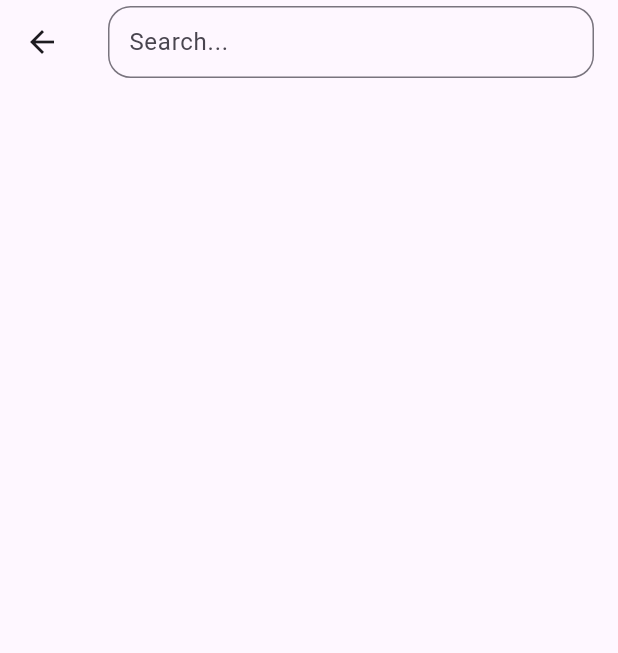
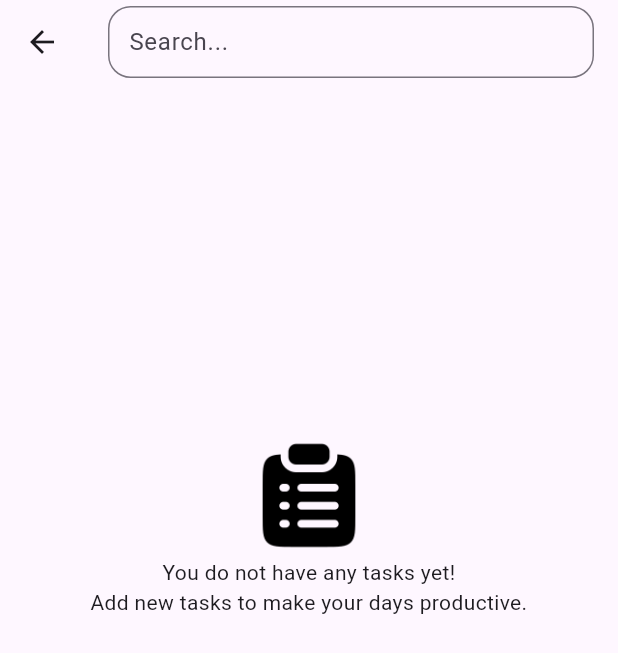
Before and after one commit to dilshadaziz/TaskMate, a Flutter app: the AllTasksList screen opened directly, after a tap on the "search" icon, on a phone screen of 412 x 824 dp. Shown: the top 653 px of the screen. Run offline on Flutter 3.47's test engine with Material 3 defaults, Android fonts, the phone set to English and light mode, and no system bars; our stand-ins replace curved_navigation_bar, date_picker_timeline, dotted_border, flutter_animate, flutter_staggered_animations, get and 4 more; accounts and stored records are empty.

Commit message:
search_screen_error_fixed

```diff
--- a/lib/screens/alltasksList.dart/all_tasks_list.dart
+++ b/lib/screens/alltasksList/all_tasks_list.dart
@@ -3,6 +3,7 @@ import 'package:flutter/material.dart';
 import 'package:flutter_staggered_animations/flutter_staggered_animations.dart';
 import 'package:get/get.dart';
 import 'package:intl/intl.dart';
+import 'package:marquee/marquee.dart';
 import 'package:taskmate/constants/colors.dart';
 import 'package:taskmate/db/db_helper.dart';
 import 'package:taskmate/model/allTasks.dart';
@@ -389,9 +390,9 @@ class _AllTasksListState extends State<AllTasksList> {
             mainAxisAlignment: MainAxisAlignment.end,
             crossAxisAlignment: CrossAxisAlignment.start,
             children: [
-              const Text(
+               Text(
                 'All Category Tasks',
-                style: TextStyle(fontWeight: FontWeight.w500, fontSize: 20),
+                style: TextStyle(fontWeight: FontWeight.w500, fontSize: MediaQuery.sizeOf(context).width*0.05),
               ),
               const SizedBox(
                 height: 5,
@@ -441,8 +442,8 @@ class _AllTasksListState extends State<AllTasksList> {
           });
         },
         tabs: [
-          Tab(text: 'Not Completed Tasks'),
-          Tab(text: 'Completed Tasks'),
+          Tab(child: Marquee(text: 'Not Completed Tasks         ')),
+          Tab(child: Marquee(text: 'Completed Tasks       ')),
         ],
       ),
     );
--- a/lib/screens/details/widgets/search_tasks.dart
+++ b/lib/screens/details/widgets/search_tasks.dart
@@ -45,12 +45,13 @@ class _SearchState extends State<SearchTasks> {
   List<SportsTasksDB> findSportsTasks = [];
   List<HomeTasksDB> findHomeTasks = [];
   List<AllTasksDB> findAllTasks = [];
+  dynamic emptyResult;
+  List<Object> result = [];
   @override
   void initState() {
     super.initState();
 
     // Initialize the findCategory list with all categories.
-
     findPersonalTasks = dbTasksList.value;
     findWorkTasks = dbWorksList.value;
     findHealthTasks = dbHealthList.value;
@@ -64,11 +65,12 @@ class _SearchState extends State<SearchTasks> {
     findSportsTasks = dbSportsList.value;
     findHomeTasks = dbHomeList.value;
     findAllTasks = dbAllTasksList.value;
+    _runFilter('');
+
   }
 
 // Method to filter tasks based on the entered keyword
   void _runFilter(String enteredKeyword) {
-    List<Object> result = [];
 
     // Reset to the original list if the search is empty.
     if (enteredKeyword.isEmpty) {
@@ -200,7 +202,7 @@ class _SearchState extends State<SearchTasks> {
             )
             .toList();
       }
-       else{
+       else if (widget.categoryname == 'AllTasks'){
         result = dbAllTasksList.value
             .where(
               (element) => element.taskTitle!.toLowerCase().contains(
@@ -248,8 +250,11 @@ class _SearchState extends State<SearchTasks> {
       // App Bar with a search input field.
       appBar: AppBar(
         title: TextField(
-          onChanged: (value) =>
-              _runFilter(value), // Handle text input changes for filtering.
+          onChanged: (value) {
+           emptyResult = emptyMessage();
+            return
+              _runFilter(value);
+              }, // Handle text input changes for filtering.
           decoration: InputDecoration(
             contentPadding: const EdgeInsets.symmetric(horizontal: 10),
             border: OutlineInputBorder(
@@ -261,7 +266,7 @@ class _SearchState extends State<SearchTasks> {
       ),
       body: SafeArea(
         // The main content area of the app.
-        child: ValueListenableBuilder<List<PTasksDB>>(
+        child: result.isEmpty ? emptyMessage():   ValueListenableBuilder<List<PTasksDB>>(
           valueListenable: dbTasksList,
           builder: (context, personalTasks, child) =>
 
@@ -3334,6 +3339,33 @@ _goToSpecifiedCategory(ctx,AllTasksDB findAllTaskItem){
     default:
   }
 }
+dynamic emptyMessage() {
+  print(widget.categoryname);
+    return SizedBox(
+                                                                    height: MediaQuery.of(context)
+                                                                            .size
+                                                                            .height /
+                                                                        1.4,
+                                                                    child: Center(
+                                                                        child: Column(
+                                                                      mainAxisAlignment:
+                                                                          MainAxisAlignment
+                                                                              .center,
+                                                                      children: [
+                                                                        SizedBox(
+                                                                            height: MediaQuery.sizeOf(context).height /
+                                                                                10,
+                                                                            child:
+                                                                                Image.asset('assets/images/clipboard.png')),
+                                                                        const Text(
+                                                                          'You do not have any tasks yet!\nAdd new tasks to make your days productive.',
+                                                                          textAlign:
+                                                                              TextAlign.center,
+                                                                        ),
+                                                                      ],
+                                                                    )),
+                                                                  );
+  }
 }
 
 // Handle the deletion of a category.
--- a/lib/screens/home/home_screen.dart
+++ b/lib/screens/home/home_screen.dart
@@ -17,7 +17,7 @@ import 'package:taskmate/model/sports_task.dart';
 import 'package:taskmate/model/technology_task.dart';
 import 'package:taskmate/model/travel_task.dart';
 import 'package:taskmate/model/work_task.dart';
-import 'package:taskmate/screens/alltasksList.dart/all_tasks_list.dart';
+import 'package:taskmate/screens/alltasksList/all_tasks_list.dart';
 import 'package:taskmate/screens/details/details.dart';
 import 'package:taskmate/screens/home/profile/profile.dart';
 import 'package:taskmate/screens/home/widgets/categoryListpage.dart';
--- a/lib/screens/onboarding/on_boarding1.dart
+++ b/lib/screens/onboarding/on_boarding1.dart
@@ -71,6 +71,7 @@ class _OnBoardingState extends State<OnBoarding> {
       body: SafeArea(
         child: Padding(
           padding: const EdgeInsets.fromLTRB(12, 0, 12, 15),
+          child: SingleChildScrollView(
             child: Column(
               children: [
                 Expanded(
@@ -194,6 +195,7 @@ class _OnBoardingState extends State<OnBoarding> {
                   ],
                 )
               ],
+            ),
           ),
         ),
       ),
--- a/train.dart
+++ b/train.dart
@@ -1,4 +1,5 @@
 import 'dart:io';
+import 'dart:js_util';
 
 void main (){
  var nums = [2,1,3,3], k = 2;
@@ -8,4 +9,7 @@ void main (){
   List<int> sortedValues = sortedIndices.map((index) => nums[index]).toList();
   List<int> lastKValues = sortedValues.sublist(sortedValues.length - k);
   print( lastKValues);
+  int numss =1;
+  var n = double.parse('$numss');
+  print(n);
 }
```
Also changed, not shown: lib/screens/search/search_screen.dart (+28 -2 lines), test.dart (+36 -18 lines). Lines whose indentation alone changed are shown as unchanged.
